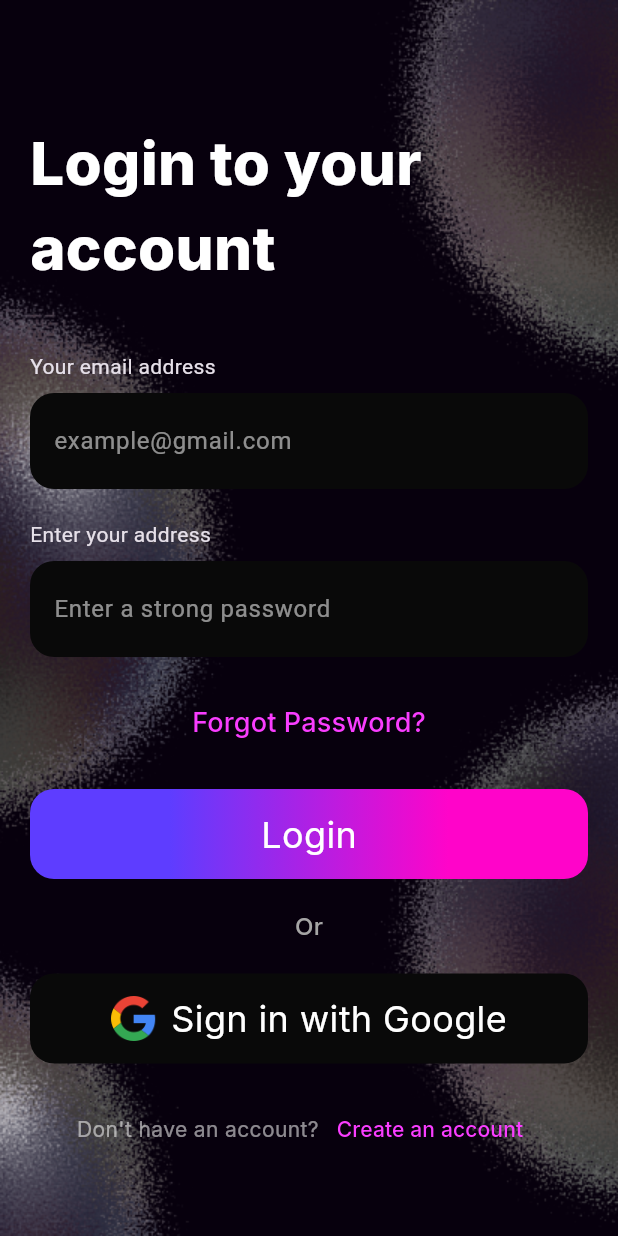
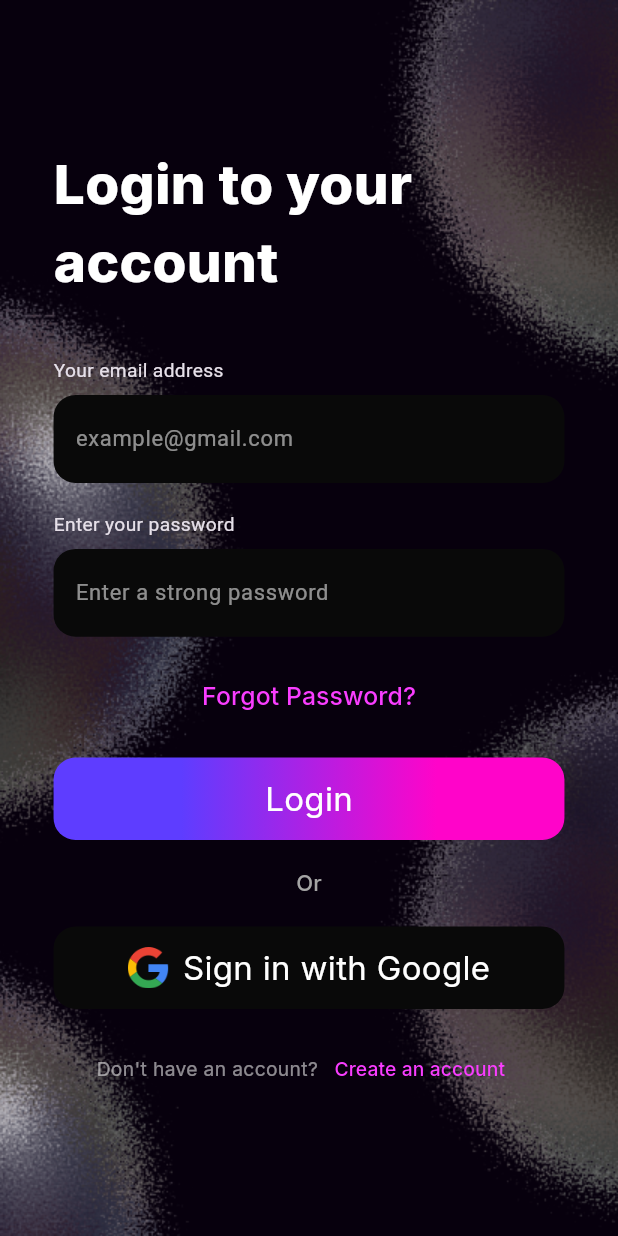
Before and after one commit to Anderneku/bubbles, a Flutter app: the screen it shows after launch, on a phone screen of 412 x 824 dp. Run offline on Flutter 3.47's test engine with Material 3 defaults, Android fonts, the phone set to English and light mode, and no system bars.

Commit message:
minor fixes. made login page responsive

```diff
--- a/lib/components/loginfields.dart
+++ b/lib/components/loginfields.dart
@@ -11,7 +11,7 @@ class LoginField extends StatelessWidget {
       crossAxisAlignment: CrossAxisAlignment.start,
       children: isPassword
           ? [
-              Text("Enter your address"),
+              Text("Enter your password"),
               SizedBox(height: 8),
               SizedBox(
                 width: double.infinity,
--- a/lib/pages/loginPage.dart
+++ b/lib/pages/loginPage.dart
@@ -34,8 +34,26 @@ class LoginPage extends StatelessWidget {
             right: -250,
             child: Image.asset('assets/bubbleImages/bubble.png'),
           ),
-          Padding(
-            padding: const EdgeInsets.only(left: 20.0, right: 20.0, top: 80.0),
+
+          LayoutBuilder(
+            builder: (context, constraints) {
+              double baseHeight = 900;
+              double scale = (constraints.maxHeight / baseHeight).clamp(
+                0.7,
+                1.0,
+              );
+
+              return Center(
+                child: SingleChildScrollView(
+                  child: Transform.scale(
+                    scale: scale,
+                    alignment: Alignment.topCenter,
+                    child: Padding(
+                      padding: const EdgeInsets.only(
+                        left: 20.0,
+                        right: 20.0,
+                        top: 80.0,
+                      ),
                       child: Column(
                         crossAxisAlignment: CrossAxisAlignment.start,
                         children: [
@@ -69,7 +87,12 @@ class LoginPage extends StatelessWidget {
                                       style: TextStyle(
                                         fontFamily: 'Inter',
                                         fontSize: 18,
-                              color: Color.fromARGB(255, 249, 61, 255),
+                                        color: Color.fromARGB(
+                                          255,
+                                          249,
+                                          61,
+                                          255,
+                                        ),
                                       ),
                                     ),
                                   ),
@@ -83,7 +106,10 @@ class LoginPage extends StatelessWidget {
                                     decoration: BoxDecoration(
                                       borderRadius: BorderRadius.circular(16),
                                       gradient: LinearGradient(
-                              colors: [Color(0xffff04c9), Color(0xff5e3dff)],
+                                        colors: [
+                                          Color(0xffff04c9),
+                                          Color(0xff5e3dff),
+                                        ],
                                         stops: [0.25, 0.75],
                                         begin: Alignment.centerRight,
                                         end: Alignment.centerLeft,
@@ -123,7 +149,8 @@ class LoginPage extends StatelessWidget {
                                     ),
                                     child: Center(
                                       child: Row(
-                              mainAxisAlignment: MainAxisAlignment.center,
+                                        mainAxisAlignment:
+                                            MainAxisAlignment.center,
                                         children: [
                                           Image.asset(
                                             'assets/otherIcons/googleLogo.png',
@@ -163,7 +190,12 @@ class LoginPage extends StatelessWidget {
                                         style: TextStyle(
                                           fontFamily: 'Inter',
                                           fontSize: 14,
-                                color: Color.fromARGB(255, 249, 61, 255),
+                                          color: Color.fromARGB(
+                                            255,
+                                            249,
+                                            61,
+                                            255,
+                                          ),
                                         ),
                                       ),
                                     ),
@@ -175,6 +207,11 @@ class LoginPage extends StatelessWidget {
                         ],
                       ),
                     ),
+                  ),
+                ),
+              );
+            },
+          ),
         ],
       ),
     );
```
Lines whose indentation alone changed are shown as unchanged.
